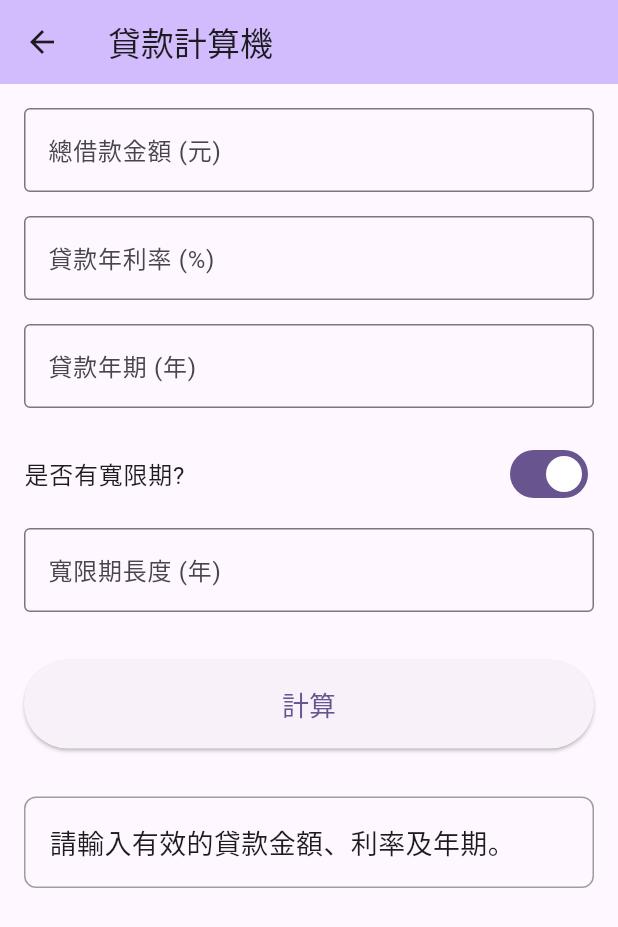
After one commit to PoYuHan/finance_calculator, a Flutter app: the LoanCalculatorScreen screen opened directly, after a tap on "是否有寬限期?", after a tap on "計算", on a phone screen of 412 x 824 dp. The commit adds this screen. Shown: the top 927 px of the screen. Run offline on Flutter 3.47's test engine with Material 3 defaults, Android fonts, the phone set to English and light mode, and no system bars.

Commit message:
feat: Implement logic for loan calculator with grace period

```diff
--- a/lib/main.dart
+++ b/lib/main.dart
@@ -3,6 +3,7 @@ import 'package:flutter/material.dart';
 import 'screens/standard_calculator_screen.dart';
 import 'screens/lump_sum_calculator_screen.dart';
 import 'screens/recurring_investment_calculator_screen.dart';
+import 'screens/loan_calculator_screen.dart';
 
 // main 函式是我們 App 的入口點，就像房子的總開關
 void main() {
@@ -73,7 +74,7 @@ class MainMenuScreen extends StatelessWidget {
                 MaterialPageRoute(builder: (context) => const RecurringInvestmentCalculatorScreen()),
               );
               },
-              child: const Text('定期定額終值計算機'),
+              child: const Text('定期定額計算機'),
             ),
             const SizedBox(height: 20),
 
@@ -84,15 +85,18 @@ class MainMenuScreen extends StatelessWidget {
                   MaterialPageRoute(builder: (context) => const LumpSumCalculatorScreen()),
                 );
               },
-              child: const Text('單筆終值計算機'),
+              child: const Text('單筆投資計算機'),
             ),
             const SizedBox(height: 20),
 
             ElevatedButton(
               onPressed: () {
-                // TODO: 導航到貸款利率計算機
+                Navigator.push(
+                  context,
+                  MaterialPageRoute(builder: (context) => const LoanCalculatorScreen()),
+                );
               },
-              child: const Text('貸款利率計算機'),
+              child: const Text('貸款計算機'),
             ),
           ],
         ),
--- /dev/null
+++ b/lib/screens/loan_calculator_screen.dart
@@ -0,0 +1,210 @@
+import 'package:flutter/material.dart';
+import 'package:intl/intl.dart'; // 引入我們剛剛新增的數字格式化套件
+import 'dart:math'; // 引入 Dart 的數學函式庫，我們需要用它來做次方運算
+
+class LoanCalculatorScreen extends StatefulWidget {
+  const LoanCalculatorScreen({super.key});
+
+  @override
+  State<LoanCalculatorScreen> createState() => _LoanCalculatorScreenState();
+}
+
+class _LoanCalculatorScreenState extends State<LoanCalculatorScreen> {
+  // 控制器們
+  final _loanAmountController = TextEditingController();
+  final _rateController = TextEditingController();
+  final _yearsController = TextEditingController();
+  final _graceYearsController = TextEditingController();
+
+  // 狀態變數
+  bool _hasGracePeriod = false; // 用來控制寬限期開關的狀態
+  String _resultSummary = '';   // 用來顯示結果摘要
+
+  // 計算邏輯，暫時留空
+void _calculate() {
+    // 1. 讀取並驗證所有可能的輸入值
+    final double? loanAmount = double.tryParse(_loanAmountController.text);
+    final double? annualRate = double.tryParse(_rateController.text);
+    final int? totalYears = int.tryParse(_yearsController.text);
+    final int? graceYears = _hasGracePeriod ? int.tryParse(_graceYearsController.text) : 0;
+
+    // 基礎驗證
+    if (loanAmount == null || annualRate == null || totalYears == null) {
+      setState(() {
+        _resultSummary = '請輸入有效的貸款金額、利率及年期。';
+      });
+      return;
+    }
+    // 如果有寬限期，則 graceYears 也必須是有效數字
+    if (_hasGracePeriod && graceYears == null) {
+      setState(() {
+        _resultSummary = '請輸入有效的寬限期長度。';
+      });
+      return;
+    }
+    // 寬限期不能長於或等於總年期
+    if (_hasGracePeriod && graceYears! >= totalYears) {
+      setState(() {
+        _resultSummary = '寬限期長度必須小於總貸款年期。';
+      });
+      return;
+    }
+
+    // 2. 準備計算參數
+    final monthlyRate = (annualRate / 100) / 12; // 月利率
+    final formatter = NumberFormat('#,##0', 'en_US');
+    String summary = '';
+
+    // 3. 核心計算邏輯
+    if (!_hasGracePeriod) {
+      // --- 情況一：無寬限期 ---
+      final totalMonths = totalYears * 12;
+      // M = P * [r(1+r)^n] / [(1+r)^n - 1]
+      final monthlyPayment = loanAmount * (monthlyRate * pow(1 + monthlyRate, totalMonths)) / (pow(1 + monthlyRate, totalMonths) - 1);
+      final totalPayment = monthlyPayment * totalMonths;
+      final totalInterest = totalPayment - loanAmount;
+
+      summary = '每月應付金額: ${formatter.format(monthlyPayment)} 元\n'
+                '總還款金額: ${formatter.format(totalPayment)} 元\n'
+                '總利息支出: ${formatter.format(totalInterest)} 元';
+    } else {
+      // --- 情況二：有寬限期 ---
+      // 寬限期內的月付利息
+      final gracePeriodPayment = loanAmount * monthlyRate;
+
+      // 寬限期後的剩餘還款期數
+      final remainingYears = totalYears - graceYears!;
+      final remainingMonths = remainingYears * 12;
+
+      // 寬限期後的每月本息攤還金額
+      final postGraceMonthlyPayment = loanAmount * (monthlyRate * pow(1 + monthlyRate, remainingMonths)) / (pow(1 + monthlyRate, remainingMonths) - 1);
+
+      // 計算總還款金額
+      final totalGracePayment = gracePeriodPayment * (graceYears * 12);
+      final totalPostGracePayment = postGraceMonthlyPayment * remainingMonths;
+      final totalPayment = totalGracePayment + totalPostGracePayment;
+      final totalInterest = totalPayment - loanAmount;
+
+      summary = '寬限期間 (第1-${graceYears}年):\n'
+                '  每月應付利息: ${formatter.format(gracePeriodPayment)} 元\n\n'
+                '本息攤還期間 (第${graceYears + 1}-${totalYears}年):\n'
+                '  每月應付金額: ${formatter.format(postGraceMonthlyPayment)} 元\n\n'
+                '總計:\n'
+                '  總還款金額: ${formatter.format(totalPayment)} 元\n'
+                '  總利息支出: ${formatter.format(totalInterest)} 元';
+    }
+
+    // 4. 更新畫面
+    setState(() {
+      _resultSummary = summary;
+    });
+  }
+
+  @override
+  Widget build(BuildContext context) {
+    return Scaffold(
+      appBar: AppBar(
+        title: const Text('貸款計算機'),
+        backgroundColor: Theme.of(context).colorScheme.inversePrimary,
+      ),
+      body: SingleChildScrollView(
+        padding: const EdgeInsets.all(16.0),
+        child: Column(
+          crossAxisAlignment: CrossAxisAlignment.stretch,
+          children: <Widget>[
+            TextField(
+              controller: _loanAmountController,
+              decoration: const InputDecoration(
+                labelText: '總借款金額 (元)',
+                border: OutlineInputBorder(),
+              ),
+              keyboardType: const TextInputType.numberWithOptions(decimal: true),
+            ),
+            const SizedBox(height: 16),
+            TextField(
+              controller: _rateController,
+              decoration: const InputDecoration(
+                labelText: '貸款年利率 (%)',
+                border: OutlineInputBorder(),
+              ),
+              keyboardType: const TextInputType.numberWithOptions(decimal: true),
+            ),
+            const SizedBox(height: 16),
+            TextField(
+              controller: _yearsController,
+              decoration: const InputDecoration(
+                labelText: '貸款年期 (年)',
+                border: OutlineInputBorder(),
+              ),
+              keyboardType: TextInputType.number,
+            ),
+            const SizedBox(height: 16),
+
+            // 【新概念】SwitchListTile:
+            // 這是一個非常方便的 Widget，它將一個標題、一個開關整合在一起。
+            SwitchListTile(
+              title: const Text('是否有寬限期?'),
+              value: _hasGracePeriod, // 開關的值綁定到我們的狀態變數
+              onChanged: (bool value) {
+                // 當使用者切換開關時，更新狀態
+                setState(() {
+                  _hasGracePeriod = value;
+                });
+              },
+              contentPadding: EdgeInsets.zero, // 移除預設的留白
+            ),
+
+            // 【新概念】條件渲染:
+            // 我們使用 if (_hasGracePeriod) 來判斷是否要顯示寬限期長度的輸入框。
+            // 這是 Flutter 宣告式 UI 的強大之處，UI 會自動根據狀態改變。
+            if (_hasGracePeriod)
+              Padding(
+                padding: const EdgeInsets.only(top: 8.0),
+                child: TextField(
+                  controller: _graceYearsController,
+                  decoration: const InputDecoration(
+                    labelText: '寬限期長度 (年)',
+                    border: OutlineInputBorder(),
+                  ),
+                  keyboardType: TextInputType.number,
+                ),
+              ),
+
+            const SizedBox(height: 32),
+            ElevatedButton(
+              onPressed: _calculate,
+              style: ElevatedButton.styleFrom(
+                padding: const EdgeInsets.symmetric(vertical: 16),
+                textStyle: const TextStyle(fontSize: 18),
+              ),
+              child: const Text('計算'),
+            ),
+            const SizedBox(height: 32),
+
+            // 結果顯示區
+            Container(
+              padding: const EdgeInsets.all(16.0),
+              decoration: BoxDecoration(
+                border: Border.all(color: Colors.grey),
+                borderRadius: BorderRadius.circular(8.0),
+              ),
+              child: Text(
+                _resultSummary,
+                style: const TextStyle(fontSize: 18, height: 1.5),
+              ),
+            ),
+          ],
+        ),
+      ),
+    );
+  }
+
+  @override
+  void dispose() {
+    _loanAmountController.dispose();
+    _rateController.dispose();
+    _yearsController.dispose();
+    _graceYearsController.dispose();
+    super.dispose();
+  }
+}
--- a/lib/screens/lump_sum_calculator_screen.dart
+++ b/lib/screens/lump_sum_calculator_screen.dart
@@ -55,7 +55,7 @@ class _LumpSumCalculatorScreenState extends State<LumpSumCalculatorScreen> {
   Widget build(BuildContext context) {
     return Scaffold(
       appBar: AppBar(
-        title: const Text('單筆終值計算'),
+        title: const Text('單筆投資計算機'),
         backgroundColor: Theme.of(context).colorScheme.inversePrimary,
       ),
       // 【新概念】SingleChildScrollView:
--- a/lib/screens/recurring_investment_calculator_screen.dart
+++ b/lib/screens/recurring_investment_calculator_screen.dart
@@ -82,7 +82,7 @@ void _calculate() {
   Widget build(BuildContext context) {
     return Scaffold(
       appBar: AppBar(
-        title: const Text('定期定額終值計算'),
+        title: const Text('定期定額計算機'),
         backgroundColor: Theme.of(context).colorScheme.inversePrimary,
       ),
       body: SingleChildScrollView(
```
